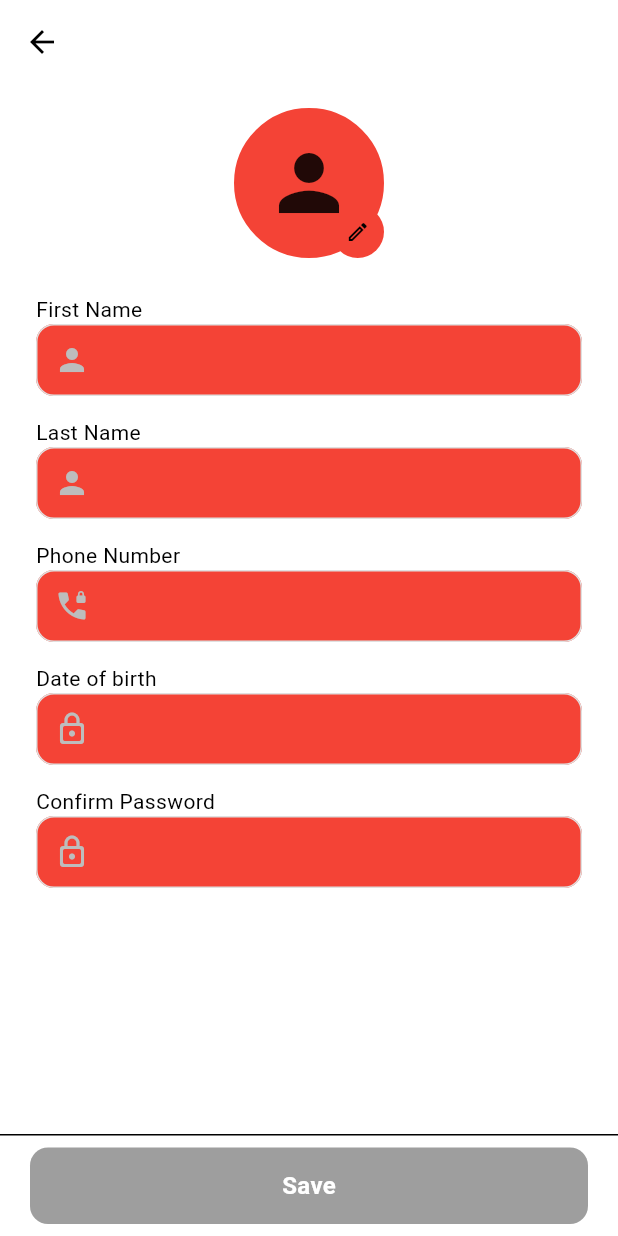
After one commit to kearakvak/app_testing, a Flutter app: the EditProfilePage screen opened directly, after a tap on the "mode edit" icon, on a phone screen of 412 x 824 dp. The commit adds this screen. Run offline on Flutter 3.47's test engine with Material 3 defaults, Android fonts, the phone set to English and light mode, and no system bars; our stand-ins replace animated_splash_screen, cloud_firestore, firebase_auth, firebase_core, flutter_credit_card, image_cropper and 3 more; accounts and stored records are empty.

Commit message:
Making the profile page and Comapnent of it

```diff
--- /dev/null
+++ b/lib/components/app_button.dart
@@ -0,0 +1,49 @@
+/*
+ Button
+
+ a simple button.
+
+ -----------------------------
+
+ To use this widget, you need;
+
+ - text
+ - a function ( on tap )
+ */
+
+import 'package:flutter/material.dart';
+
+class AppButton extends StatelessWidget {
+  final String text;
+  final void Function()? onTap;
+  const AppButton({super.key, required this.text, this.onTap});
+
+  @override
+  Widget build(BuildContext context) {
+    return GestureDetector(
+      onTap: onTap,
+      child: Container(
+        // TODO: Add padding
+        padding: const EdgeInsets.symmetric(vertical: 14),
+
+        decoration: BoxDecoration(
+          // TODO: Background color
+          color: Theme.of(context).colorScheme.primary, // AppColors.primary,
+          // TODO: Curved corners
+          borderRadius: BorderRadius.circular(12),
+        ),
+        // Text in center
+        child: Center(
+          child: Text(
+            text,
+            style: const TextStyle(
+              color: Colors.white,
+              fontSize: 16,
+              fontWeight: FontWeight.w600,
+            ),
+          ),
+        ),
+      ),
+    );
+  }
+}
--- /dev/null
+++ b/lib/components/app_text_field.dart
@@ -0,0 +1,110 @@
+import 'package:flutter/material.dart';
+
+class AppTextField extends StatefulWidget {
+  final TextEditingController controller;
+  final String? hintText;
+  final bool obscureText;
+  final EdgeInsetsGeometry? contentPadding;
+  final TextInputType? keyboardType;
+  final IconData? icon;
+  final TextInputAction? textInputAction;
+  final FocusNode? focusNode;
+  final FocusNode? nextFocusNode; // 👈 New
+
+  const AppTextField({
+    super.key,
+    required this.controller,
+    this.hintText,
+    this.icon,
+    this.obscureText = false,
+    this.contentPadding,
+    this.keyboardType,
+    this.textInputAction,
+    this.focusNode,
+    this.nextFocusNode,
+  });
+
+  @override
+  State<AppTextField> createState() => _AppTextFieldState();
+}
+
+class _AppTextFieldState extends State<AppTextField> {
+  late bool _obscureText;
+
+  @override
+  void initState() {
+    super.initState();
+    _obscureText = widget.obscureText;
+  }
+
+  @override
+  Widget build(BuildContext context) {
+    return TextField(
+      controller: widget.controller,
+      focusNode: widget.focusNode,
+      obscureText: _obscureText,
+      cursorColor: Theme.of(
+        context,
+      ).colorScheme.onPrimaryFixed, // AppColors.primary,
+      keyboardType: widget.keyboardType,
+      textInputAction: widget.textInputAction ?? TextInputAction.next,
+      style: const TextStyle(
+        fontSize: 20,
+        height: 1.0,
+        color: Colors.red, // AppColors.natural600,
+      ),
+      onSubmitted: (_) {
+        // 👇 Move focus to next field or close keyboard
+        if (widget.nextFocusNode != null) {
+          FocusScope.of(context).requestFocus(widget.nextFocusNode);
+        } else {
+          FocusScope.of(context).unfocus();
+        }
+      },
+      decoration: InputDecoration(
+        hintText: widget.hintText,
+        prefixIcon: widget.icon != null
+            ? Icon(widget.icon, color: Colors.grey.shade400)
+            : null,
+        suffixIcon: widget.obscureText
+            ? GestureDetector(
+                onLongPressStart: (_) {
+                  setState(() {
+                    _obscureText = false; // 👁️ Show password while holding
+                  });
+                },
+                onLongPressEnd: (_) {
+                  setState(() {
+                    _obscureText = true; // 🙈 Hide password when released
+                  });
+                },
+                child: Icon(
+                  _obscureText
+                      ? Icons.visibility_off_outlined
+                      : Icons.visibility_outlined,
+                  color: Colors.red, // AppColors.natural400,
+                ),
+              )
+            : null,
+
+        enabledBorder: OutlineInputBorder(
+          borderRadius: BorderRadius.circular(12.0),
+          borderSide: BorderSide(color: Colors.grey.shade300),
+        ),
+        contentPadding:
+            widget.contentPadding ??
+            const EdgeInsets.symmetric(horizontal: 12, vertical: 12),
+        focusedBorder: OutlineInputBorder(
+          borderRadius: BorderRadius.circular(12.0),
+          borderSide: BorderSide(
+            color: Colors.red, // AppColors.primary ,
+            width: 2.0,
+          ),
+        ),
+        fillColor: Colors.red, // AppColors.background,
+        filled: true,
+        hintStyle: TextStyle(color: Colors.grey.shade400),
+      ),
+    );
+  }
+}
--- /dev/null
+++ b/lib/components/image_helper.dart
@@ -0,0 +1,44 @@
+import 'package:flutter/material.dart';
+import 'package:image_cropper/image_cropper.dart';
+import 'package:image_picker/image_picker.dart';
+
+class ImageHelper {
+  ImageHelper({ImagePicker? imagePicker, ImageCropper? imageCropper})
+    : _imagePicker = imagePicker ?? ImagePicker(),
+      _imageCropper = imageCropper ?? ImageCropper();
+  final ImagePicker _imagePicker;
+  final ImageCropper _imageCropper;
+
+  Future<List<XFile>> pickImage({
+    ImageSource source = ImageSource.gallery,
+    int imageQuality = 100,
+    bool multiple = false,
+  }) async {
+    if (multiple) {
+      return await _imagePicker.pickMultiImage(imageQuality: imageQuality);
+    }
+    final file = await _imagePicker.pickImage(
+      source: source,
+      imageQuality: imageQuality,
+    );
+    if (file != null) return [file];
+    return [];
+  }
+
+  Future<CroppedFile?> crop({required XFile file}) async {
+    return await _imageCropper.cropImage(
+      sourcePath: file.path,
+      uiSettings: [
+        AndroidUiSettings(
+          toolbarTitle: 'Crop Image',
+          toolbarColor: Colors.blue,
+          toolbarWidgetColor: Colors.white,
+          lockAspectRatio: true, // force square crop
+          initAspectRatio: CropAspectRatioPreset.square,
+          hideBottomControls: false,
+        ),
+        IOSUiSettings(title: 'Crop Image', aspectRatioLockEnabled: true),
+      ],
+    );
+  }
+}
--- /dev/null
+++ b/lib/components/profile_image.dart
@@ -0,0 +1,78 @@
+import 'dart:io';
+
+import 'package:app_tesing/Controller/data_handling_loca.dart';
+import 'package:app_tesing/components/image_helper.dart';
+import 'package:app_tesing/models/data_register.dart';
+import 'package:flutter/material.dart';
+
+class ProfileImage extends StatelessWidget {
+  const ProfileImage({super.key, required this.data, required this.local});
+
+  final DataRegister? data;
+  final DataHandlingLocal local;
+
+  @override
+  Widget build(BuildContext context) {
+    return Stack(
+      children: [
+        Container(
+          height: 100,
+          width: 100,
+          decoration: BoxDecoration(
+            shape: BoxShape.circle,
+            color: Colors.red, // AppColors.natural300.withOpacity(0.3),
+            border: Border.all(
+              color: Colors.red, // AppColors.natural300,
+              width: 2,
+            ),
+          ),
+          child: ClipOval(
+            child: data?.image != null
+                ? Image.file(
+                    data!.image!,
+                    // width: 100,
+                    // height: 100,
+                    fit: BoxFit.cover, // fill the circle
+                  )
+                : Icon(Icons.person, size: 60), // smaller icon to fit circle
+          ),
+        ),
+        Positioned(
+          bottom: 0,
+          right: 0,
+          child: Container(
+            height: 35,
+            width: 35,
+            decoration: BoxDecoration(
+              shape: BoxShape.circle,
+              color: Colors.red, //AppColors.natural200.withOpacity(0.7),
+            ),
+
+            // padding: const EdgeInsets.all(4.0),
+            child: IconButton(
+              onPressed: () async {
+                final imageHelper = ImageHelper(); // ✅ create instance first
+                final files = await imageHelper
+                    .pickImage(); // ✅ use instance method
+                if (files.isNotEmpty) {
+                  final croppedFile = await imageHelper.crop(
+                    file: files.first,
+                    // circleCrop: true, // optional
+                  );
+                  if (croppedFile != null) {
+                    // data?.image = File(
+                    //   croppedFile.path,
+                    // ); // ✅ update provider
+                    // ✅ Use provider’s method instead of direct mutation
+                    local.updateImage(File(croppedFile.path));
+                  }
+                }
+              },
+              icon: Icon(Icons.mode_edit_outlined, size: 16),
+            ),
+          ),
+        ),
+      ],
+    );
+  }
+}
--- a/lib/main.dart
+++ b/lib/main.dart
@@ -1,3 +1,5 @@
+import 'package:app_tesing/Controller/data_handling_loca.dart';
+import 'package:app_tesing/components/navigator_state_ser.dart';
 import 'package:app_tesing/firebase_options.dart';
 import 'package:app_tesing/models/restaurant.dart';
 import 'package:app_tesing/pages/splashScreen.dart';
@@ -16,9 +18,11 @@ void main() async {
       providers: [
         // theme provider
         ChangeNotifierProvider(create: (context) => ThemeProvider()),
+        // ChangeNotifierProvider(create: (context) => NavigatorStateSer()),
         // restaurant provider
         ChangeNotifierProvider(create: (context) => Restaurant()),
         ChangeNotifierProvider(create: (context) => RequestDataHolding()),
+        ChangeNotifierProvider(create: (context) => DataHandlingLocal()),
       ],
       child: MyApp(),
     ),
--- /dev/null
+++ b/lib/models/data_login.dart
@@ -0,0 +1,5 @@
+class DataLogin {
+  String? name;
+  String? password;
+  DataLogin({this.name, this.password});
+}
--- /dev/null
+++ b/lib/models/data_register.dart
@@ -0,0 +1,18 @@
+import 'dart:io';
+
+import 'package:app_tesing/models/data_login.dart';
+
+class DataRegister {
+  final DataLogin? dataLogin;
+  List<String>? otp;
+  String? phoneNumber;
+  File? image;
+  // final String? confirmPassword;
+  DataRegister({
+    this.dataLogin,
+    this.otp,
+    this.phoneNumber,
+    this.image,
+    // this.confirmPassword,
+  });
+}
--- /dev/null
+++ b/lib/pages/edit_profile_page.dart
@@ -0,0 +1,166 @@
+import 'package:app_tesing/Controller/data_handling_loca.dart';
+import 'package:app_tesing/components/app_button.dart';
+import 'package:app_tesing/components/app_text_field.dart';
+import 'package:app_tesing/components/dialog/dialog_text.dart';
+import 'package:app_tesing/components/profile_image.dart';
+import 'package:flutter/material.dart';
+import 'package:flutter/rendering.dart';
+import 'package:provider/provider.dart';
+
+class EditProfilePage extends StatefulWidget {
+  const EditProfilePage({super.key});
+
+  @override
+  State<EditProfilePage> createState() => _EditProfilePageState();
+}
+
+final spaceBetween = const SizedBox(height: 24.0);
+final spaceBetweenFielter = const SizedBox(height: 14.0);
+
+class _EditProfilePageState extends State<EditProfilePage> {
+  final firstNameController = TextEditingController();
+  final lastNameController = TextEditingController();
+  final passwordController = TextEditingController();
+  final cofirmPController = TextEditingController();
+  final phoneController = TextEditingController();
+  // final oTPController = List.generate(4, (_) => TextEditingController());
+  // final oTPFocusNodes = List.generate(4, (_) => FocusNode());
+
+  final firstNameFocus = FocusNode();
+  final lastNameFocus = FocusNode();
+  final passwordFocus = FocusNode();
+  final confirmPFocus = FocusNode();
+  final phoneFocus = FocusNode();
+
+  @override
+  void dispose() {
+    firstNameController.dispose();
+    lastNameController.dispose();
+    passwordController.dispose();
+    cofirmPController.dispose();
+    phoneController.dispose();
+
+    firstNameFocus.dispose();
+    lastNameFocus.dispose();
+    passwordFocus.dispose();
+    confirmPFocus.dispose();
+    phoneFocus.dispose();
+
+    super.dispose();
+  }
+
+  @override
+  Widget build(BuildContext context) {
+    final local = Provider.of<DataHandlingLocal>(context);
+    final data = local.registerData;
+    return Scaffold(
+      appBar: AppBar(),
+      body:
+          //  Center(
+          //   child:
+          SingleChildScrollView(
+            padding: EdgeInsets.symmetric(horizontal: 24.0),
+            child:
+                // Scrollable form content
+                Column(
+                  crossAxisAlignment: CrossAxisAlignment.start,
+                  children: [
+                    const SizedBox(height: 16.0),
+                    Center(
+                      child: ProfileImage(data: data, local: local),
+                    ),
+                    spaceBetween,
+                    _name("First Name"),
+                    AppTextField(
+                      icon: Icons.person,
+                      controller: firstNameController,
+                      focusNode: firstNameFocus,
+                      nextFocusNode: lastNameFocus,
+                      textInputAction: TextInputAction.next,
+                    ),
+                    spaceBetweenFielter,
+                    _name("Last Name"),
+                    AppTextField(
+                      icon: Icons.person,
+                      controller: lastNameController,
+                      focusNode: lastNameFocus,
+                      nextFocusNode: phoneFocus,
+                      textInputAction: TextInputAction.next,
+                    ),
+                    spaceBetweenFielter,
+                    _name("Phone Number"),
+                    AppTextField(
+                      controller: phoneController,
+                      icon: Icons.phone_locked_rounded,
+                      focusNode: phoneFocus,
+                      nextFocusNode: passwordFocus,
+                      textInputAction: TextInputAction.next,
+                      keyboardType: TextInputType.phone,
+                    ),
+                    spaceBetweenFielter,
+                    _name("Date of birth"),
+                    AppTextField(
+                      icon: Icons.lock_outline_rounded,
+                      controller: passwordController,
+                      obscureText: true,
+                      focusNode: passwordFocus,
+                      nextFocusNode: confirmPFocus,
+                      textInputAction: TextInputAction.next,
+                    ),
+                    spaceBetweenFielter,
+                    _name("Confirm Password"),
+                    AppTextField(
+                      icon: Icons.lock_outline_rounded,
+                      controller: cofirmPController,
+                      obscureText: true,
+                      focusNode: confirmPFocus,
+                      textInputAction: TextInputAction.done,
+                    ),
+                    // Extra space to ensure content doesn't hide behind fixed button
+                  ],
+                ),
+          ),
+
+      // ),
+      persistentFooterButtons: [
+        Padding(
+          padding: const EdgeInsets.symmetric(horizontal: 12.0),
+          child: AppButton(text: "Save", onTap: _validateAndSave),
+        ),
+      ],
+    );
+  }
+
+  // Extract the validation logic to a separate method for cleaner code
+  void _validateAndSave() {
+    if (firstNameController.text.isEmpty) {
+      firstNameFocus.requestFocus();
+    } else if (lastNameController.text.isEmpty) {
+      lastNameFocus.requestFocus();
+    } else if (phoneController.text.isEmpty) {
+      phoneFocus.requestFocus();
+    } else if (passwordController.text.isEmpty) {
+      passwordFocus.requestFocus();
+    } else if (cofirmPController.text.isEmpty) {
+      confirmPFocus.requestFocus();
+    } else if (passwordController.text != cofirmPController.text) {
+      snackBarApp(
+        text: "Passwords do not match",
+        colorBackground: Colors.amber, // AppColors.natural400,
+        textColor: Colors.white, // AppColors.natural0,
+      );
+      return;
+    } else {
+      String phone = phoneController.text.replaceFirst(RegExp(r'^0+'), '');
+      // Navigator.push(
+      //   context,
+      //   MaterialPageRoute(builder: (context) => GetOTPPage()),
+      // );
+    }
+  }
+
+  Widget _name(String title) {
+    return Text(title);
+    //  AppText(title, type: AppTextType.body);
+  }
+}
--- a/pubspec.yaml
+++ b/pubspec.yaml
@@ -47,6 +47,8 @@ dependencies:
   lottie: ^3.3.1
   http: ^1.5.0
   skeletonizer: ^2.1.0+1
+  image_picker: ^1.2.0
+  image_cropper: ^11.0.0
 
 dev_dependencies:
   flutter_test:
```
Also changed, not shown: lib/Controller/data_handling_loca.dart (added, +42 -0 lines), lib/components/dialog/dialog_text.dart (added, +168 -0 lines), lib/components/navigator_state_ser.dart (added, +21 -0 lines), pubspec.lock, 5 other files.
